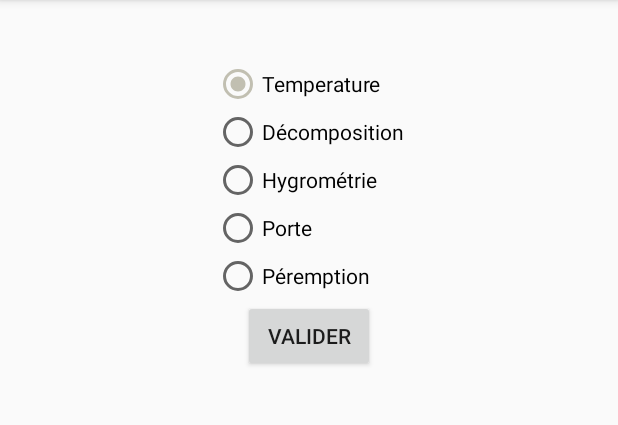
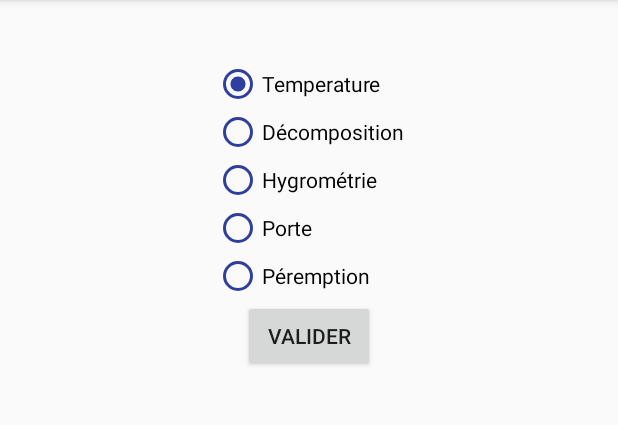
Before and after one commit to boucara/androidSmartfridge, an Android app: the ActivityChoixAlerte screen opened directly, with no data from a screen before it, on a phone screen of 412 x 824 dp, the part 84-509 px from its top. Run offline under Robolectric (Android 15) with nearby library versions, the phone set to English and light mode, and no system bars.

Commit message:
modification choix alerte

```diff
--- a/app/src/main/java/com/mbds/appsmartfridge/ActivityDecomposition.java
+++ b/app/src/main/java/com/mbds/appsmartfridge/ActivityDecomposition.java
@@ -23,7 +23,7 @@ public class ActivityDecomposition extends AppCompatActivity {
 
             public void onProgressChanged(SeekBar seekBar, int progress, boolean fromUser) {
                 progressChangedValue = progress;
-                seektext.setText("temps de décomposition :" + progressChangedValue+"%");
+                seektext.setText(" décomposition :" + progressChangedValue);
             }
 
             public void onStartTrackingTouch(SeekBar seekBar) {
--- a/app/src/main/res/layout/activity_choix_alerte.xml
+++ b/app/src/main/res/layout/activity_choix_alerte.xml
@@ -19,7 +19,7 @@
             android:text="@string/radio_temp"
             android:checked="true"
             android:layout_marginTop="40dp"
-           />
+            android:buttonTint="@color/my_color"/>
 
 
         <RadioButton
@@ -27,25 +27,25 @@
             android:layout_width="wrap_content"
             android:layout_height="wrap_content"
             android:text="@string/radio_decomp"
-           />
+            android:buttonTint="@color/my_color"/>
         <RadioButton
             android:id="@+id/radioHygro"
             android:layout_width="wrap_content"
             android:layout_height="wrap_content"
             android:text="@string/radio_hygro"
-           />
+            android:buttonTint="@color/my_color"/>
         <RadioButton
             android:id="@+id/radioPorte"
             android:layout_width="wrap_content"
             android:layout_height="wrap_content"
             android:text="@string/radio_porte"
-            />
+            android:buttonTint="@color/my_color"/>
         <RadioButton
             android:id="@+id/radioPeremp"
             android:layout_width="wrap_content"
             android:layout_height="wrap_content"
             android:text="@string/radio_peremp"
-           />
+            android:buttonTint="@color/my_color"/>
 
     </RadioGroup>
 
--- a/app/src/main/res/values/colors.xml
+++ b/app/src/main/res/values/colors.xml
@@ -3,4 +3,5 @@
     <color name="colorPrimary">#3F51B5</color>
     <color name="colorPrimaryDark">#303F9F</color>
     <color name="colorAccent">#FF4081</color>
+    <color name="my_color">#303F9F</color>
 </resources>
```
Also changed, not shown: app/src/main/res/drawable/radio_backgraound.xml (added, +27 -0 lines).
